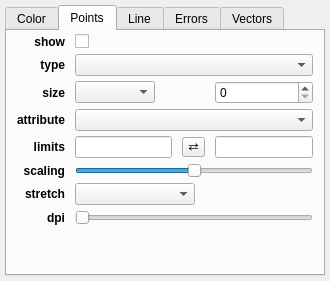
The window that glue/viewers/scatter/qt/layer_style_editor.ui (glue-viz/glue) describes before a commit, drawn with Qt 5.
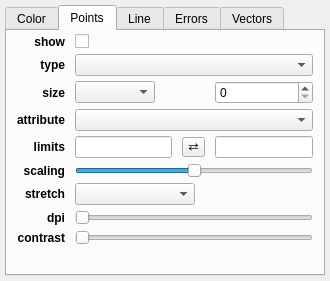
The same window after the commit. Custom widgets are drawn as their Qt base class.

Commit message: Make it possible to adjust the contrast of the density map

Diff of the .ui file:
```diff
--- a/glue/viewers/scatter/qt/layer_style_editor.ui
+++ b/glue/viewers/scatter/qt/layer_style_editor.ui
@@ -391,7 +391,7 @@
          </property>
         </widget>
        </item>
-       <item row="9" column="1" colspan="3">
+       <item row="10" column="1" colspan="3">
         <spacer name="horizontalSpacer_4">
          <property name="orientation">
           <enum>Qt::Horizontal</enum>
@@ -407,7 +407,7 @@
        <item row="5" column="3">
         <widget class="QLineEdit" name="valuetext_size_vmax"/>
        </item>
-       <item row="9" column="0">
+       <item row="10" column="0">
         <spacer name="verticalSpacer">
          <property name="orientation">
           <enum>Qt::Vertical</enum>
@@ -518,6 +518,29 @@
          </property>
         </widget>
        </item>
+       <item row="9" column="0">
+        <widget class="QLabel" name="label_15">
+         <property name="font">
+          <font>
+           <weight>75</weight>
+           <bold>true</bold>
+          </font>
+         </property>
+         <property name="text">
+          <string>contrast</string>
+         </property>
+         <property name="alignment">
+          <set>Qt::AlignRight|Qt::AlignTrailing|Qt::AlignVCenter</set>
+         </property>
+        </widget>
+       </item>
+       <item row="9" column="1" colspan="3">
+        <widget class="QSlider" name="value_density_contrast">
+         <property name="orientation">
+          <enum>Qt::Horizontal</enum>
+         </property>
+        </widget>
+       </item>
       </layout>
      </widget>
      <widget class="QWidget" name="tab_3">
```
The commit also changes 3 other files.
